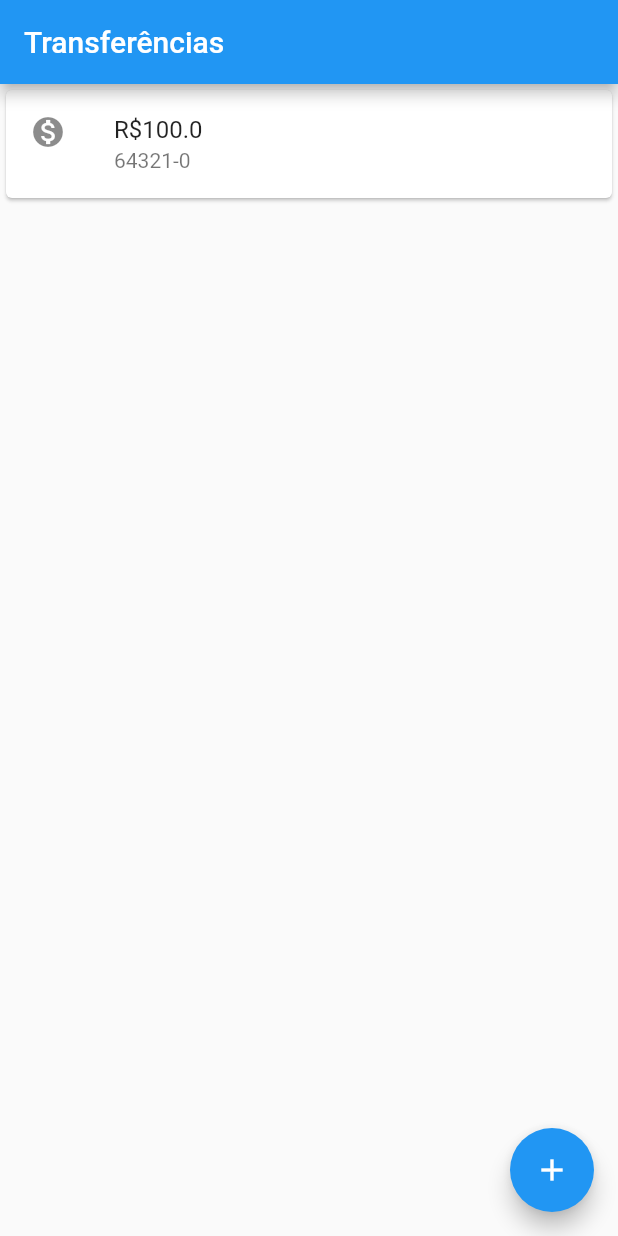
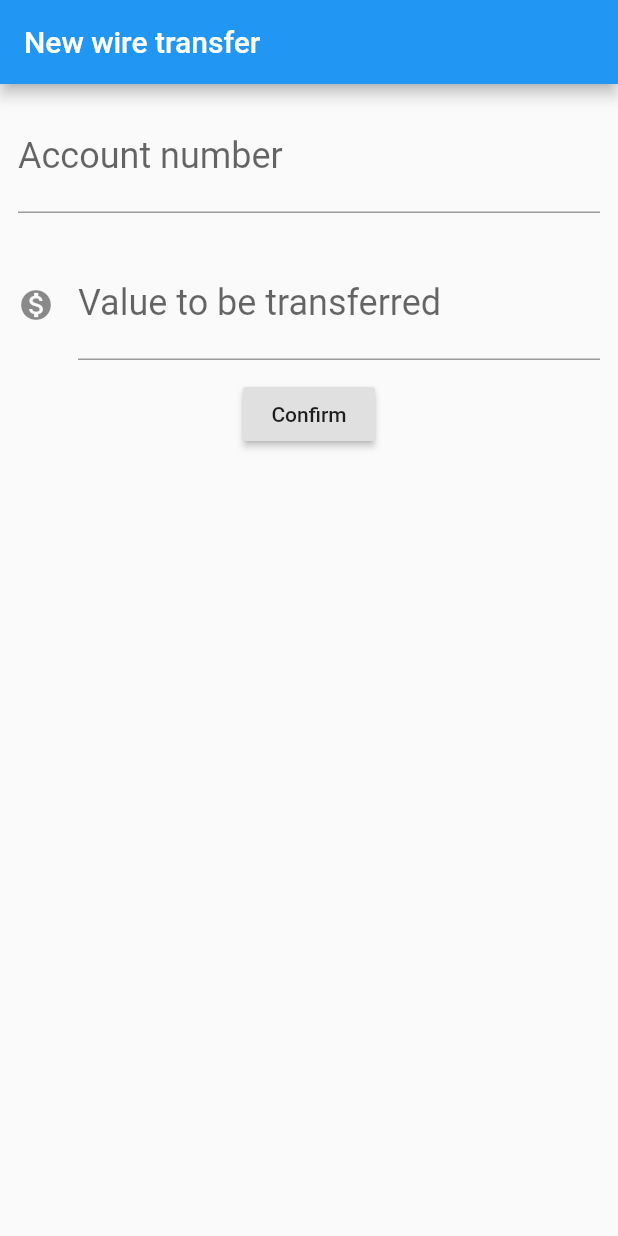
Before and after one commit to leonardonegrao/bytebank-flutter, a Flutter app: the screen it shows after launch, on a phone screen of 412 x 824 dp. Run offline on Flutter 3.47's test engine with Material 2 defaults, Android fonts, the phone set to English and light mode, and no system bars.

Commit message:
creates WireTransferForm

```diff
--- a/lib/main.dart
+++ b/lib/main.dart
@@ -1,39 +1,108 @@
 import 'package:flutter/material.dart';
 
-void main() => runApp(
-  MaterialApp(
+void main() => runApp(BytebankApp());
+
+class BytebankApp extends StatelessWidget {
+  @override
+  Widget build(BuildContext context) {
+    return MaterialApp(
       home: Scaffold(
-      body: WireTransferList(),
-      appBar: AppBar(
-        title: Text('Transferências'),
+        body: WireTransferForm(),
       ),
-      floatingActionButton: FloatingActionButton(
-        child: Icon(Icons.add),
+    );
+  }
+}
+
+class WireTransferForm extends StatelessWidget {
+  final TextEditingController _controllerAccountNumberField =
+      TextEditingController();
+  final TextEditingController _controllerValueField = TextEditingController();
+
+  @override
+  Widget build(BuildContext context) {
+    return Scaffold(
+      appBar: AppBar(title: Text('New wire transfer')),
+      body: Column(
+        children: <Widget>[
+          Padding(
+            padding: const EdgeInsets.all(12.0),
+            child: TextField(
+              controller: _controllerAccountNumberField,
+              keyboardType: TextInputType.number,
+              style: TextStyle(
+                fontSize: 24.0,
+              ),
+              decoration: InputDecoration(
+                labelText: 'Account number',
+                hintText: '00000-0',
               ),
             ),
           ),
+          Padding(
+            padding: const EdgeInsets.all(12.0),
+            child: TextField(
+              controller: _controllerValueField,
+              keyboardType: TextInputType.number,
+              style: TextStyle(
+                fontSize: 24.0,
+              ),
+              decoration: InputDecoration(
+                icon: Icon(Icons.monetization_on),
+                labelText: 'Value to be transferred',
+                hintText: '00.0',
+              ),
+            ),
+          ),
+          RaisedButton(
+            child: Text('Confirm'),
+            onPressed: () {
+              final String accountNumber = _controllerAccountNumberField.text;
+              final double value = double.tryParse(_controllerValueField.text);
+
+              if (value != null) {
+                final newWireTransfer = WireTransfer(value, accountNumber);
+                final newWireTransferToString = newWireTransfer.toString();
+                Scaffold.of(context).showSnackBar(
+                  SnackBar(
+                    content: Text('$newWireTransferToString'),
+                  ),
                 );
+              }
+            },
+          ),
+        ],
+      ),
+    );
+  }
+}
 
 class WireTransferList extends StatelessWidget {
   @override
   Widget build(BuildContext context) {
-    return Column(
+    return Scaffold(
+      appBar: AppBar(
+        title: Text('Wire Transfers'),
+      ),
+      body: Column(
         children: [
           WireTransferItem(new WireTransfer(100.0, "64321-0")),
         ],
+      ),
+      floatingActionButton: FloatingActionButton(
+        child: Icon(Icons.add),
+        onPressed: () {},
+      ),
     );
   }
 }
 
 class WireTransferItem extends StatelessWidget {
-
   final WireTransfer _wireTransfer;
 
   const WireTransferItem(this._wireTransfer);
 
   getValueAsCurrency() {
-    final valueAsString =  this
-        ._wireTransfer.value.toString();
+    final valueAsString = this._wireTransfer.value.toString();
     final valueAsCurrency = 'R\$' + valueAsString;
     return valueAsCurrency;
   }
@@ -55,4 +124,12 @@ class WireTransfer {
   final String accountNumber;
 
   WireTransfer(this.value, this.accountNumber);
+
+  @override
+  String toString() {
+    final value = this.value;
+    final accountNumber = this.accountNumber;
+
+    return 'Wire transfer to $accountNumber of value $value';
   }
+}
```
Lines whose indentation alone changed are shown as unchanged.
